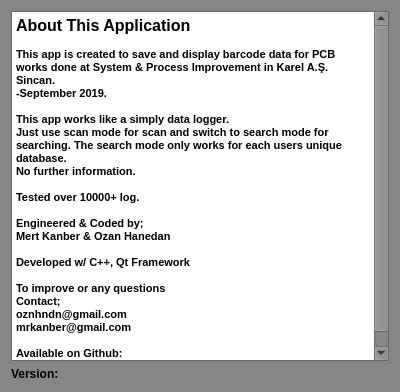
ohanedan/BarcodeLogger, file dialog/dialog_about.ui: the form before one commit.
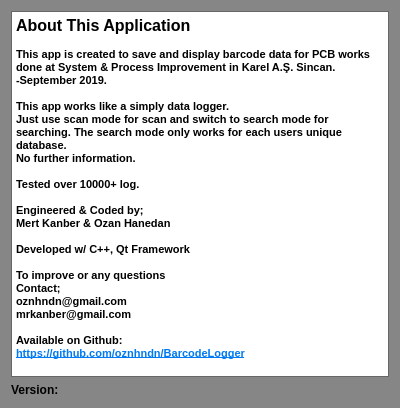
The form after the commit. Icons and pictures are not drawn.

Patch:
```diff
--- a/dialog/dialog_about.ui
+++ b/dialog/dialog_about.ui
@@ -7,7 +7,7 @@
     <x>0</x>
     <y>0</y>
     <width>400</width>
-    <height>392</height>
+    <height>408</height>
    </rect>
   </property>
   <property name="palette">
```
